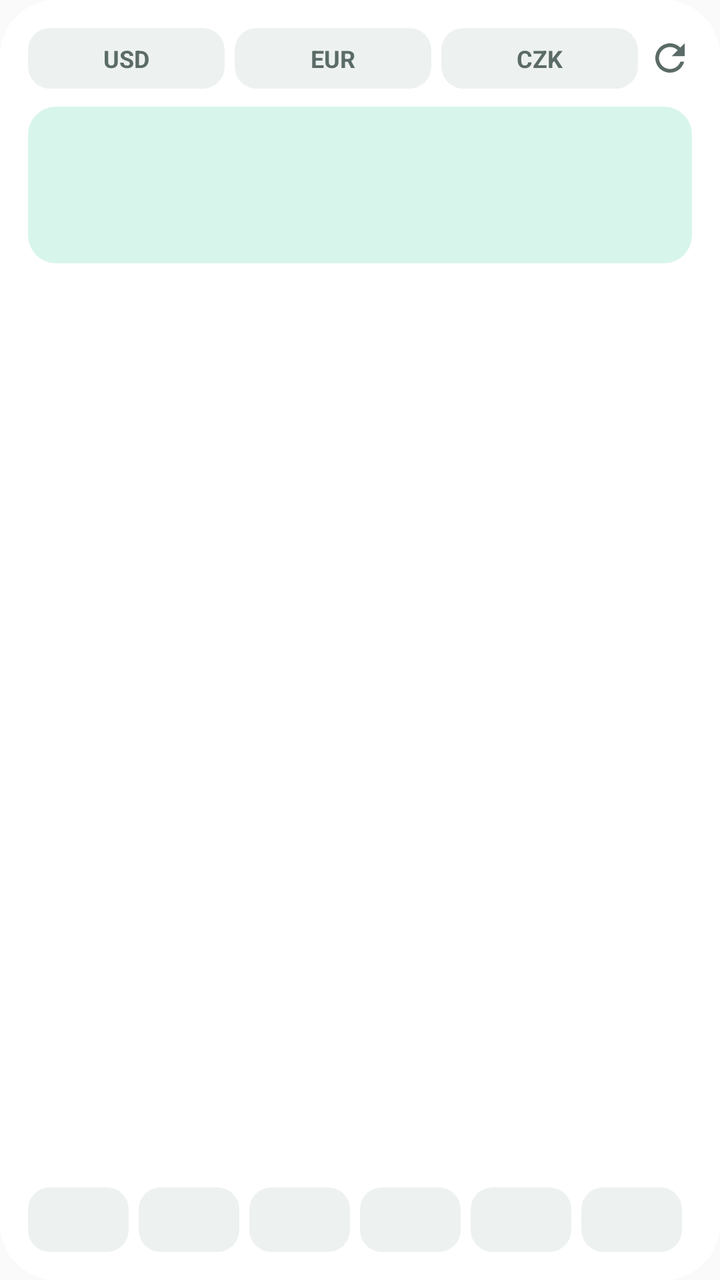
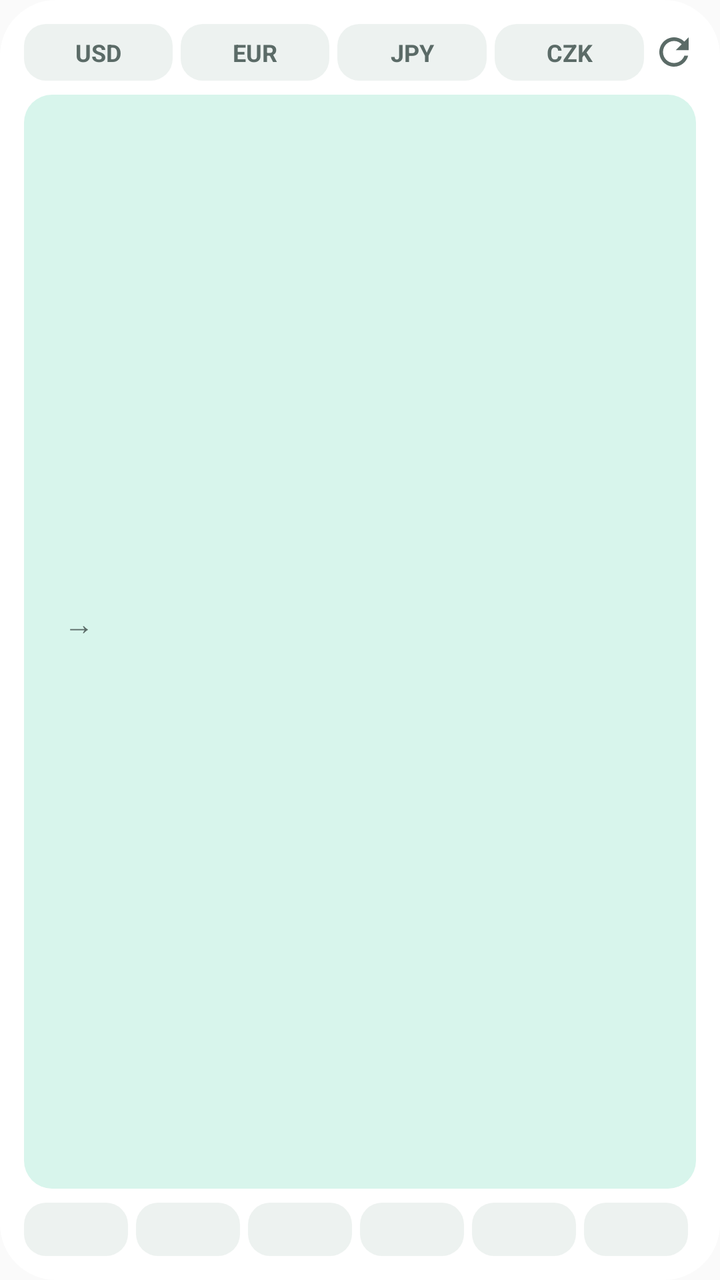

Before-and-after screenshots of an Android layout around one commit, followed by the original layout XML and the change that was made.
<!-- AndroidManifest.xml: application theme Theme.MyExchanges -->
<!-- res/layout/widget_quick.xml -->
<?xml version="1.0" encoding="utf-8"?>
<LinearLayout xmlns:android="http://schemas.android.com/apk/res/android"
    android:id="@+id/w_root"
    android:layout_width="match_parent" android:layout_height="match_parent"
    android:orientation="vertical" android:background="@drawable/w_bg"
    android:padding="14dp">

    <LinearLayout android:layout_width="match_parent" android:layout_height="wrap_content"
        android:orientation="horizontal" android:paddingTop="0dp" android:gravity="center_vertical">
        <TextView android:id="@+id/w_cur_usd" android:layout_width="0dp" android:layout_height="wrap_content"
            android:layout_weight="1" android:gravity="center" android:padding="7dp"
            android:layout_marginEnd="5dp" android:background="@drawable/w_chip"
            android:textSize="12sp" android:textStyle="bold" android:textColor="@color/w_muted"
            android:text="USD" android:maxLines="1" />
        <TextView android:id="@+id/w_cur_eur" android:layout_width="0dp" android:layout_height="wrap_content"
            android:layout_weight="1" android:gravity="center" android:padding="7dp"
            android:layout_marginEnd="5dp" android:background="@drawable/w_chip"
            android:textSize="12sp" android:textStyle="bold" android:textColor="@color/w_muted"
            android:text="EUR" android:maxLines="1" />
        <TextView android:id="@+id/w_cur_czk" android:layout_width="0dp" android:layout_height="wrap_content"
            android:layout_weight="1" android:gravity="center" android:padding="7dp"
            android:layout_marginEnd="5dp" android:background="@drawable/w_chip"
            android:textSize="12sp" android:textStyle="bold" android:textColor="@color/w_muted"
            android:text="CZK" android:maxLines="1" />
        <ImageView android:id="@+id/w_refresh" android:layout_width="22dp" android:layout_height="22dp"
            android:src="@drawable/w_refresh" android:contentDescription="새로고침" />
    </LinearLayout>
    <LinearLayout android:layout_width="match_parent" android:layout_height="wrap_content"
        android:orientation="vertical" android:background="@drawable/w_hero"
        android:padding="13dp" android:layout_marginTop="9dp">
        <TextView android:id="@+id/w_amount" android:layout_width="match_parent" android:layout_height="wrap_content"
            android:textSize="12sp" android:textColor="@color/w_muted" android:maxLines="1" />
        <TextView android:id="@+id/w_result" android:layout_width="match_parent" android:layout_height="wrap_content"
            android:textSize="26sp" android:textStyle="bold" android:textColor="@color/w_text"
            android:maxLines="1" android:paddingTop="1dp" />
    </LinearLayout>
    <LinearLayout android:layout_width="match_parent" android:layout_height="0dp"
        android:layout_weight="1" android:orientation="vertical" />

    <LinearLayout android:layout_width="match_parent" android:layout_height="wrap_content"
        android:orientation="horizontal" android:paddingTop="8dp">
        <TextView android:id="@+id/w_chip_0" android:layout_width="0dp" android:layout_height="wrap_content"
            android:layout_weight="1" android:gravity="center" android:padding="8dp"
            android:layout_marginEnd="5dp" android:background="@drawable/w_chip"
            android:textSize="12sp" android:textColor="@color/w_text" android:maxLines="1" />
        <TextView android:id="@+id/w_chip_1" android:layout_width="0dp" android:layout_height="wrap_content"
            android:layout_weight="1" android:gravity="center" android:padding="8dp"
            android:layout_marginEnd="5dp" android:background="@drawable/w_chip"
            android:textSize="12sp" android:textColor="@color/w_text" android:maxLines="1" />
        <TextView android:id="@+id/w_chip_2" android:layout_width="0dp" android:layout_height="wrap_content"
            android:layout_weight="1" android:gravity="center" android:padding="8dp"
            android:layout_marginEnd="5dp" android:background="@drawable/w_chip"
            android:textSize="12sp" android:textColor="@color/w_text" android:maxLines="1" />
        <TextView android:id="@+id/w_chip_3" android:layout_width="0dp" android:layout_height="wrap_content"
            android:layout_weight="1" android:gravity="center" android:padding="8dp"
            android:layout_marginEnd="5dp" android:background="@drawable/w_chip"
            android:textSize="12sp" android:textColor="@color/w_text" android:maxLines="1" />
        <TextView android:id="@+id/w_chip_4" android:layout_width="0dp" android:layout_height="wrap_content"
            android:layout_weight="1" android:gravity="center" android:padding="8dp"
            android:layout_marginEnd="5dp" android:background="@drawable/w_chip"
            android:textSize="12sp" android:textColor="@color/w_text" android:maxLines="1" />
        <TextView android:id="@+id/w_chip_5" android:layout_width="0dp" android:layout_height="wrap_content"
            android:layout_weight="1" android:gravity="center" android:padding="8dp"
            android:layout_marginEnd="5dp" android:background="@drawable/w_chip"
            android:textSize="12sp" android:textColor="@color/w_text" android:maxLines="1" />
    </LinearLayout>
</LinearLayout>
<!-- resources referenced by this layout -->
<resources>
  <color name="w_muted">#FF5B6B67</color>
  <color name="w_text">#FF141C1A</color>
  <!-- drawable w_bg (drawable) -->
  <?xml version="1.0" encoding="utf-8"?>
  <shape xmlns:android="http://schemas.android.com/apk/res/android" android:shape="rectangle">
      <solid android:color="@color/w_bg" />
      <corners android:radius="@dimen/w_radius" />
  </shape>
  <!-- drawable w_chip (drawable) -->
  <?xml version="1.0" encoding="utf-8"?>
  <shape xmlns:android="http://schemas.android.com/apk/res/android" android:shape="rectangle">
      <solid android:color="@color/w_chip" />
      <corners android:radius="11dp" />
  </shape>
  <!-- drawable w_hero (drawable) -->
  <?xml version="1.0" encoding="utf-8"?>
  <shape xmlns:android="http://schemas.android.com/apk/res/android" android:shape="rectangle">
      <solid android:color="@color/w_hero" />
      <corners android:radius="14dp" />
  </shape>
  <!-- drawable w_refresh (drawable) -->
  <?xml version="1.0" encoding="utf-8"?>
  <vector xmlns:android="http://schemas.android.com/apk/res/android"
      android:width="20dp" android:height="20dp"
      android:viewportWidth="24" android:viewportHeight="24"
      android:tint="@color/w_muted">
      <path android:fillColor="#FF000000"
          android:pathData="M17.65,6.35C16.2,4.9 14.21,4 12,4c-4.42,0 -7.99,3.58 -8,8s3.57,8 8,8c3.73,0 6.84,-2.55 7.73,-6h-2.08c-0.82,2.33 -3.04,4 -5.65,4 -3.31,0 -6,-2.69 -6,-6s2.69,-6 6,-6c1.66,0 3.14,0.69 4.22,1.78L13,11h7V4l-2.35,2.35z" />
  </vector>
  <style name="Theme.MyExchanges" parent="@android:style/Theme.Material.Light.NoActionBar" />
  <color name="w_bg">#FFFFFFFF</color>
  <dimen name="w_radius">18dp</dimen>
  <color name="w_chip">#FFEDF2F0</color>
  <color name="w_hero">#FFD8F5EC</color>
</resources>

<!-- the commit's change to res/layout/widget_quick.xml (unified diff, before → after) -->
@@ -3,65 +3,78 @@
     android:id="@+id/w_root"
     android:layout_width="match_parent" android:layout_height="match_parent"
     android:orientation="vertical" android:background="@drawable/w_bg"
-    android:padding="14dp">
+    android:padding="12dp">
 
     <LinearLayout android:layout_width="match_parent" android:layout_height="wrap_content"
-        android:orientation="horizontal" android:paddingTop="0dp" android:gravity="center_vertical">
+        android:orientation="horizontal" android:gravity="center_vertical">
         <TextView android:id="@+id/w_cur_usd" android:layout_width="0dp" android:layout_height="wrap_content"
-            android:layout_weight="1" android:gravity="center" android:padding="7dp"
-            android:layout_marginEnd="5dp" android:background="@drawable/w_chip"
+            android:layout_weight="1" android:gravity="center" android:paddingTop="6dp" android:paddingBottom="6dp"
+            android:layout_marginEnd="4dp" android:background="@drawable/w_chip"
             android:textSize="12sp" android:textStyle="bold" android:textColor="@color/w_muted"
             android:text="USD" android:maxLines="1" />
         <TextView android:id="@+id/w_cur_eur" android:layout_width="0dp" android:layout_height="wrap_content"
-            android:layout_weight="1" android:gravity="center" android:padding="7dp"
-            android:layout_marginEnd="5dp" android:background="@drawable/w_chip"
+            android:layout_weight="1" android:gravity="center" android:paddingTop="6dp" android:paddingBottom="6dp"
+            android:layout_marginEnd="4dp" android:background="@drawable/w_chip"
             android:textSize="12sp" android:textStyle="bold" android:textColor="@color/w_muted"
             android:text="EUR" android:maxLines="1" />
+        <TextView android:id="@+id/w_cur_jpy" android:layout_width="0dp" android:layout_height="wrap_content"
+            android:layout_weight="1" android:gravity="center" android:paddingTop="6dp" android:paddingBottom="6dp"
+            android:layout_marginEnd="4dp" android:background="@drawable/w_chip"
+            android:textSize="12sp" android:textStyle="bold" android:textColor="@color/w_muted"
+            android:text="JPY" android:maxLines="1" />
         <TextView android:id="@+id/w_cur_czk" android:layout_width="0dp" android:layout_height="wrap_content"
-            android:layout_weight="1" android:gravity="center" android:padding="7dp"
-            android:layout_marginEnd="5dp" android:background="@drawable/w_chip"
+            android:layout_weight="1" android:gravity="center" android:paddingTop="6dp" android:paddingBottom="6dp"
+            android:layout_marginEnd="4dp" android:background="@drawable/w_chip"
             android:textSize="12sp" android:textStyle="bold" android:textColor="@color/w_muted"
             android:text="CZK" android:maxLines="1" />
         <ImageView android:id="@+id/w_refresh" android:layout_width="22dp" android:layout_height="22dp"
             android:src="@drawable/w_refresh" android:contentDescription="새로고침" />
     </LinearLayout>
+    <LinearLayout android:layout_width="match_parent" android:layout_height="0dp"
+        android:layout_weight="1" android:gravity="center_vertical"
+        android:orientation="vertical" android:background="@drawable/w_hero"
+        android:padding="11dp" android:layout_marginTop="7dp">
+        <LinearLayout android:layout_width="match_parent" android:layout_height="wrap_content"
+            android:orientation="horizontal" android:gravity="center_vertical">
+            <TextView android:id="@+id/w_amount" android:layout_width="wrap_content" android:layout_height="wrap_content"
+                android:textSize="17sp" android:textStyle="bold" android:textColor="@color/w_text"
+                android:maxLines="1" android:ellipsize="end" />
+            <TextView android:layout_width="wrap_content" android:layout_height="wrap_content"
+                android:text="→" android:textSize="15sp" android:textColor="@color/w_muted"
+                android:paddingStart="9dp" android:paddingEnd="9dp" />
+            <TextView android:id="@+id/w_result" android:layout_width="0dp" android:layout_height="wrap_content"
+                android:layout_weight="1" android:textSize="21sp" android:textStyle="bold"
+                android:textColor="@color/w_text" android:maxLines="1" android:ellipsize="end" />
+        </LinearLayout>
+        <TextView android:id="@+id/w_rate" android:layout_width="match_parent" android:layout_height="wrap_content"
+            android:paddingTop="4dp" android:textSize="11sp" android:textColor="@color/w_muted"
+            android:maxLines="1" />
+    </LinearLayout>
     <LinearLayout android:layout_width="match_parent" android:layout_height="wrap_content"
-        android:orientation="vertical" android:background="@drawable/w_hero"
-        android:padding="13dp" android:layout_marginTop="9dp">
-        <TextView android:id="@+id/w_amount" android:layout_width="match_parent" android:layout_height="wrap_content"
-            android:textSize="12sp" android:textColor="@color/w_muted" android:maxLines="1" />
-        <TextView android:id="@+id/w_result" android:layout_width="match_parent" android:layout_height="wrap_content"
-            android:textSize="26sp" android:textStyle="bold" android:textColor="@color/w_text"
-            android:maxLines="1" android:paddingTop="1dp" />
-    </LinearLayout>
-    <LinearLayout android:layout_width="match_parent" android:layout_height="0dp"
-        android:layout_weight="1" android:orientation="vertical" />
-
-    <LinearLayout android:layout_width="match_parent" android:layout_height="wrap_content"
-        android:orientation="horizontal" android:paddingTop="8dp">
+        android:orientation="horizontal" android:paddingTop="7dp">
         <TextView android:id="@+id/w_chip_0" android:layout_width="0dp" android:layout_height="wrap_content"
-            android:layout_weight="1" android:gravity="center" android:padding="8dp"
-            android:layout_marginEnd="5dp" android:background="@drawable/w_chip"
-            android:textSize="12sp" android:textColor="@color/w_text" android:maxLines="1" />
+            android:layout_weight="1" android:gravity="center" android:padding="6dp"
+            android:layout_marginEnd="4dp" android:background="@drawable/w_chip"
+            android:textSize="11sp" android:textColor="@color/w_text" android:maxLines="1" />
         <TextView android:id="@+id/w_chip_1" android:layout_width="0dp" android:layout_height="wrap_content"
-            android:layout_weight="1" android:gravity="center" android:padding="8dp"
-            android:layout_marginEnd="5dp" android:background="@drawable/w_chip"
-            android:textSize="12sp" android:textColor="@color/w_text" android:maxLines="1" />
+            android:layout_weight="1" android:gravity="center" android:padding="6dp"
+            android:layout_marginEnd="4dp" android:background="@drawable/w_chip"
+            android:textSize="11sp" android:textColor="@color/w_text" android:maxLines="1" />
         <TextView android:id="@+id/w_chip_2" android:layout_width="0dp" android:layout_height="wrap_content"
-            android:layout_weight="1" android:gravity="center" android:padding="8dp"
-            android:layout_marginEnd="5dp" android:background="@drawable/w_chip"
-            android:textSize="12sp" android:textColor="@color/w_text" android:maxLines="1" />
+            android:layout_weight="1" android:gravity="center" android:padding="6dp"
+            android:layout_marginEnd="4dp" android:background="@drawable/w_chip"
+            android:textSize="11sp" android:textColor="@color/w_text" android:maxLines="1" />
         <TextView android:id="@+id/w_chip_3" android:layout_width="0dp" android:layout_height="wrap_content"
-            android:layout_weight="1" android:gravity="center" android:padding="8dp"
-            android:layout_marginEnd="5dp" android:background="@drawable/w_chip"
-            android:textSize="12sp" android:textColor="@color/w_text" android:maxLines="1" />
+            android:layout_weight="1" android:gravity="center" android:padding="6dp"
+            android:layout_marginEnd="4dp" android:background="@drawable/w_chip"
+            android:textSize="11sp" android:textColor="@color/w_text" android:maxLines="1" />
         <TextView android:id="@+id/w_chip_4" android:layout_width="0dp" android:layout_height="wrap_content"
-            android:layout_weight="1" android:gravity="center" android:padding="8dp"
-            android:layout_marginEnd="5dp" android:background="@drawable/w_chip"
-            android:textSize="12sp" android:textColor="@color/w_text" android:maxLines="1" />
+            android:layout_weight="1" android:gravity="center" android:padding="6dp"
+            android:layout_marginEnd="4dp" android:background="@drawable/w_chip"
+            android:textSize="11sp" android:textColor="@color/w_text" android:maxLines="1" />
         <TextView android:id="@+id/w_chip_5" android:layout_width="0dp" android:layout_height="wrap_content"
-            android:layout_weight="1" android:gravity="center" android:padding="8dp"
-            android:layout_marginEnd="5dp" android:background="@drawable/w_chip"
-            android:textSize="12sp" android:textColor="@color/w_text" android:maxLines="1" />
+            android:layout_weight="1" android:gravity="center" android:padding="6dp"
+            android:layout_marginEnd="4dp" android:background="@drawable/w_chip"
+            android:textSize="11sp" android:textColor="@color/w_text" android:maxLines="1" />
     </LinearLayout>
 </LinearLayout>
